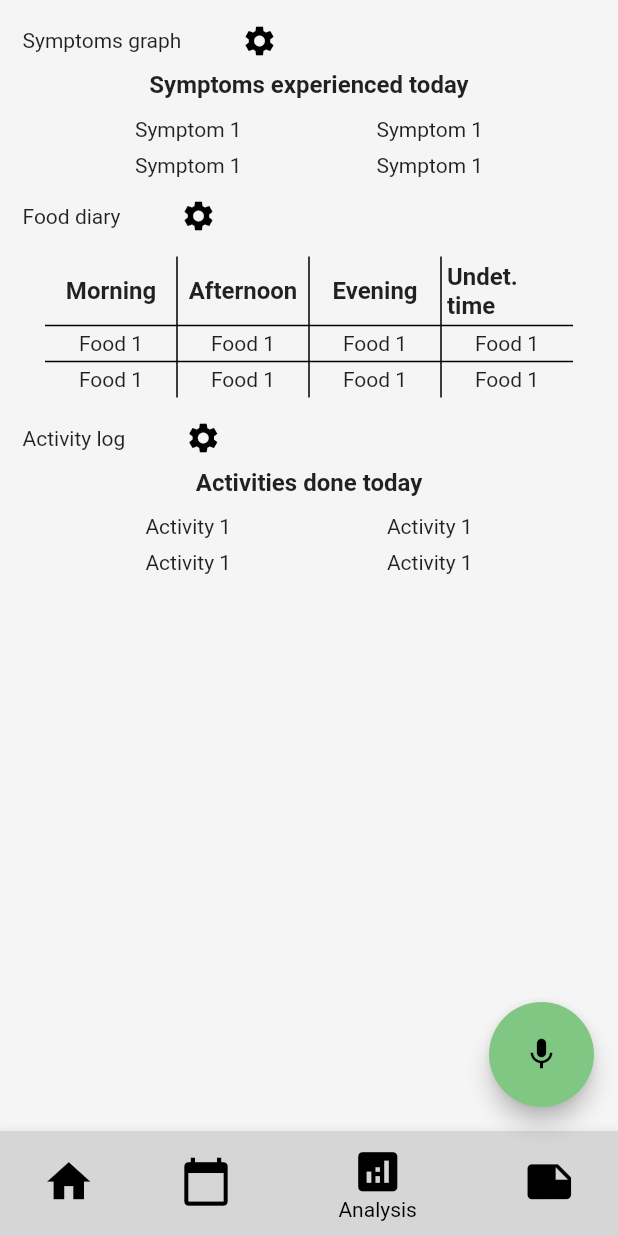
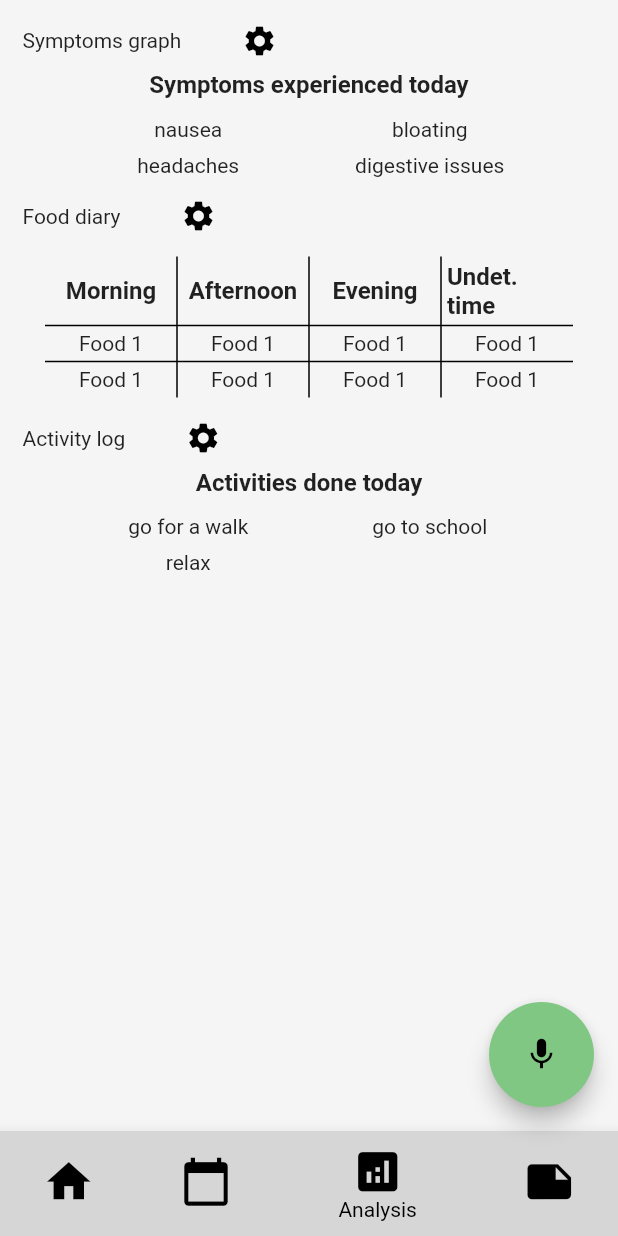
Before and after one commit to SaraFFdez/FYP_ChronicDiseaseApp, a Flutter app: the screen it shows after launch, item 3 of the bottom bar chosen, on a phone screen of 412 x 824 dp. Run offline on Flutter 3.47's test engine with Material 2 defaults, Android fonts, the phone set to English and light mode, and no system bars.

Commit message:
function working for symptoms and activities

```diff
--- a/flutterfrontend/lib/screens/analysis_page.dart
+++ b/flutterfrontend/lib/screens/analysis_page.dart
@@ -8,7 +8,7 @@ class AnalysisPage extends StatefulWidget {
 }
 
 class _AnalysisPageState extends State<AnalysisPage> {
-  List<String> activities = ["go for a walk", "go to school", "relax", " "];
+  List<String> activities = ["go for a walk", "go to school", "relax"];
   List<String> symptoms = [
     "nausea",
     "bloating",
@@ -46,10 +46,7 @@ class _AnalysisPageState extends State<AnalysisPage> {
                       //defaultColumnWidth: ,
                       // border: TableBorder.all(
                       //     color: Colors.black, style: BorderStyle.solid, width: 1),
-                      children: [
-                        buildRow(["Symptom 1", "Symptom 1"]),
-                        buildRow(["Symptom 1", "Symptom 1"]),
-                      ]))
+                      children: [...buildAllRows(symptoms)]))
             ],
           ),
           Row(
@@ -103,10 +100,7 @@ class _AnalysisPageState extends State<AnalysisPage> {
                       //defaultColumnWidth: ,
                       // border: TableBorder.all(
                       //     color: Colors.black, style: BorderStyle.solid, width: 1),
-                      children: [
-                        buildRow(["Activity 1", "Activity 1"]),
-                        buildRow(["Activity 1", "Activity 1"]),
-                      ]))
+                      children: [...buildAllRows(activities)]))
             ],
           )
         ]),
@@ -124,4 +118,38 @@ class _AnalysisPageState extends State<AnalysisPage> {
           child: Center(child: Text(cell, style: txtStyle)),
         );
       }).toList());
+
+  List<TableRow> buildAllRows(List<String> array) {
+    List<TableRow> rows = [];
+
+    if (array.isEmpty) {
+      return [
+        buildRow(["None found"])
+      ];
+    } else if (array.length.remainder(2) == 1) {
+      array.add(" ");
+    }
+
+    for (var i = 0; i < array.length; i = i + 2) {
+      rows.add(buildRow([array[i], array[i + 1]]));
+    }
+    return rows;
+  }
+
+  List<TableRow> buildAllRowsFood(List<String> array) {
+    List<TableRow> rows = [];
+
+    if (array.isEmpty) {
+      return [
+        buildRow(["None found"])
+      ];
+    } else if (array.length.remainder(3) != 0) {
+      array.add(" ");
+    }
+
+    for (var i = 0; i < array.length; i = i + 2) {
+      rows.add(buildRow([array[i], array[i + 1]]));
+    }
+    return rows;
+  }
 }
```
